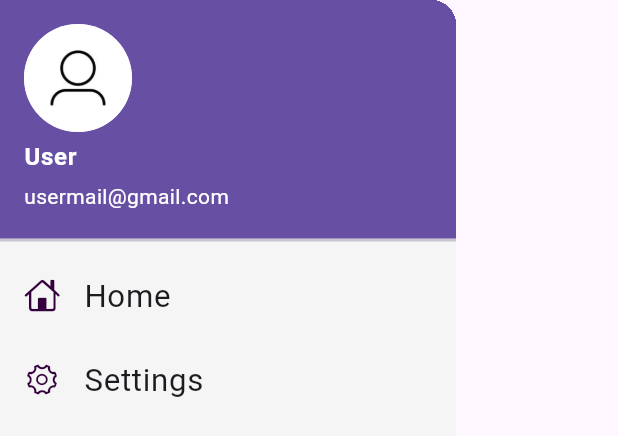
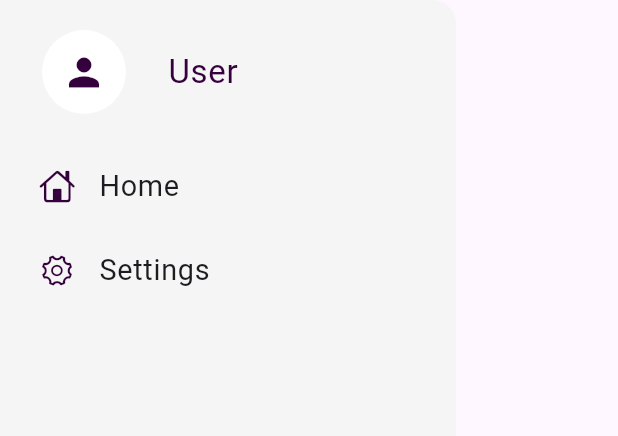
Before and after one commit to priyanshudutta04/TaskMaster, a Flutter app: the AppDrawer widget shown alone on an empty page, opened directly, on a phone screen of 412 x 824 dp. Shown: the top 436 px of the screen. Run offline on Flutter 3.47's test engine with Material 3 defaults, Android fonts, the phone set to English and light mode, and no system bars; our stand-ins replace flutter_heatmap_calendar, flutter_slidable, google_fonts, hive, hive_flutter, shared_preferences and 1 more; accounts and stored records are empty.

Commit message:
minor ui changes

```diff
--- a/lib/widgets/drawer.dart
+++ b/lib/widgets/drawer.dart
@@ -20,34 +20,46 @@ class AppDrawer extends StatelessWidget {
         color: context.cardColor,
         child: ListView(
           children:  [
-            DrawerHeader(
+            SizedBox(height: 20,),
+            ListTile(
+              leading: CircleAvatar(
+                radius: 40,
 
-              padding: EdgeInsets.zero,
-              child: UserAccountsDrawerHeader(
-                margin: EdgeInsets.zero,
-                accountName: Text("User", style: TextStyle(
-                  color: Colors.white, fontSize: 16, fontWeight: FontWeight.bold
-                  ),),
-                accountEmail: Text("usermail@gmail.com", style: TextStyle(color: Colors.white),),
-                currentAccountPicture: CircleAvatar(
-                  backgroundImage: AssetImage("assets/images/user_image2.jpg"),
+                backgroundColor: context.theme.canvasColor,
+                child: Icon(
+                  Icons.person,
+                  color: context.theme.hintColor,
+                  size: 30,
                 ),
+              ),
+
+              title: Text(
+                "User",style:
+                TextStyle(color: context.theme.hintColor,fontSize: 22),
               ),
             ),
 
-            ListTile(
-              leading: Icon(CupertinoIcons.home, color: context.theme.hintColor,),
-              title: Text("Home", textScaleFactor: 1.3,),
+            SizedBox(height: 20,),
+
+            Padding(
+              padding: const EdgeInsets.symmetric(horizontal: 10),
+              child: ListTile(
+                leading: Icon(CupertinoIcons.home, color: context.theme.hintColor,),
+                title: Text("Home", textScaler: TextScaler.linear(1.2),),
+              ),
             ),
 
-             ListTile(
-             leading: Icon(CupertinoIcons.gear, color: context.theme.hintColor,),
-              title: Text("Settings", textScaleFactor: 1.3,),
-              onTap: () {
-                Navigator.pushNamed(context, Myroutes.settingsRoute);
-              },
+             Padding(
+               padding: const EdgeInsets.symmetric(horizontal: 10),
+               child: ListTile(
+               leading: Icon(CupertinoIcons.gear, color: context.theme.hintColor,),
+                title: Text("Settings", textScaler: TextScaler.linear(1.2),),
+                onTap: () {
+                  Navigator.pushNamed(context, Myroutes.settingsRoute);
+                },
 
-            )
+                           ),
+             )
 
           ],
         ),
```
